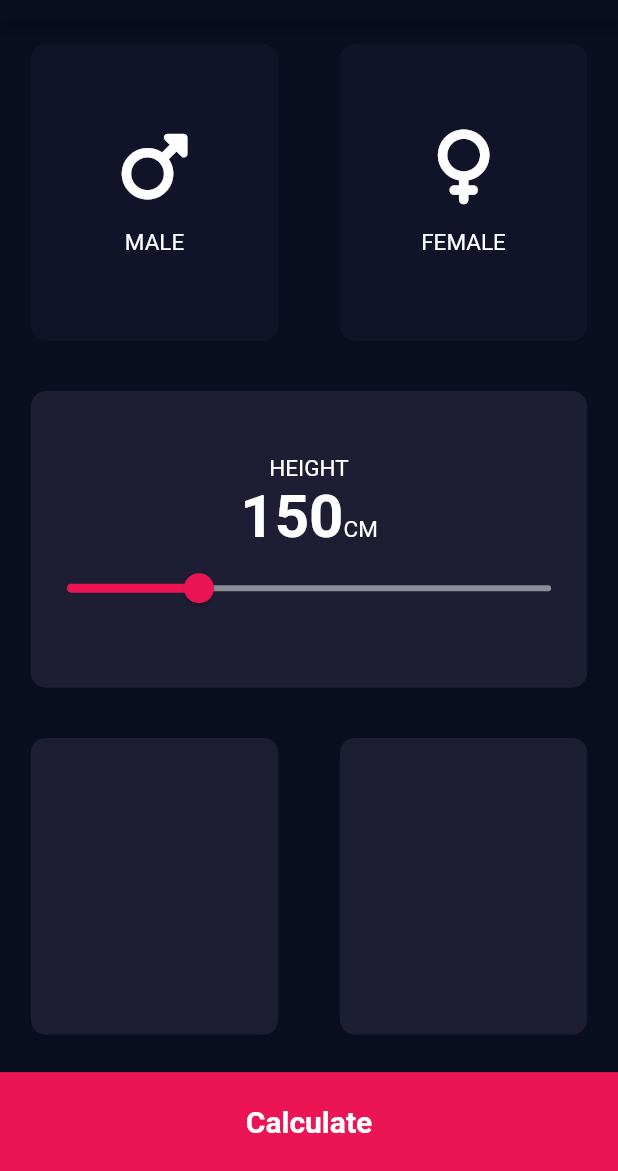
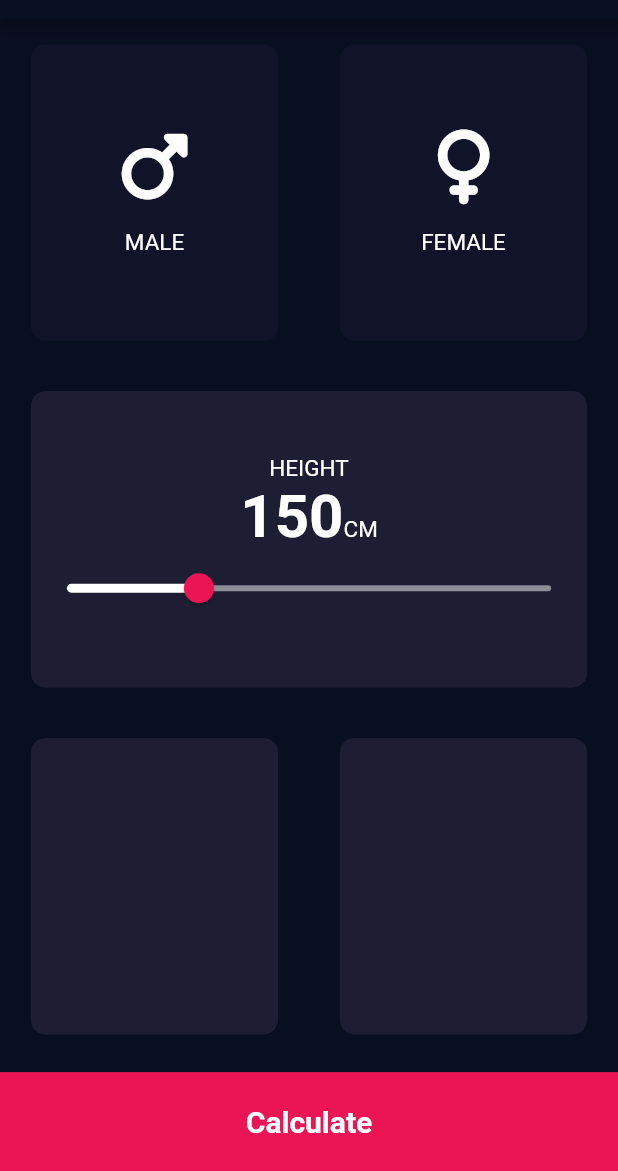
Before and after one commit to Aphosishiro/BMI, a Flutter app: the screen it shows after launch, on a phone screen of 412 x 824 dp, the part 65-1236 px from its top. Run offline on Flutter 3.47's test engine with Material 2 defaults, Android fonts, the phone set to English and light mode, and no system bars; our stand-ins replace font_awesome_flutter.

Commit message:
slider theme updated

```diff
--- a/lib/main.dart
+++ b/lib/main.dart
@@ -17,6 +17,12 @@ class BmiCalculator extends StatelessWidget {
         appBarTheme: const AppBarTheme(
           backgroundColor: Color(0xFF0A0E21),
         ),
+        sliderTheme: const SliderThemeData(
+          thumbColor: Color(0xFFEB1555),
+          activeTrackColor: Colors.white,
+          inactiveTrackColor: Color(0xFF8D8E98),
+          overlayColor: Color(0x26EB1555),
+        ),
       ),
       home: const Home(),
     );
--- a/lib/screens/home.dart
+++ b/lib/screens/home.dart
@@ -103,9 +103,6 @@ class _HomeState extends State<Home> {
                           value: height.toDouble(),
                           min: 120.0,
                           max: 230.0,
-                          activeColor: const Color(0xFFEB1555),
-                          inactiveColor: const Color(0xFF8D8E98),
-                          //divisions: 10,
                           onChanged: (double value) {
                             setState(() {
                               height = value.round();
```
